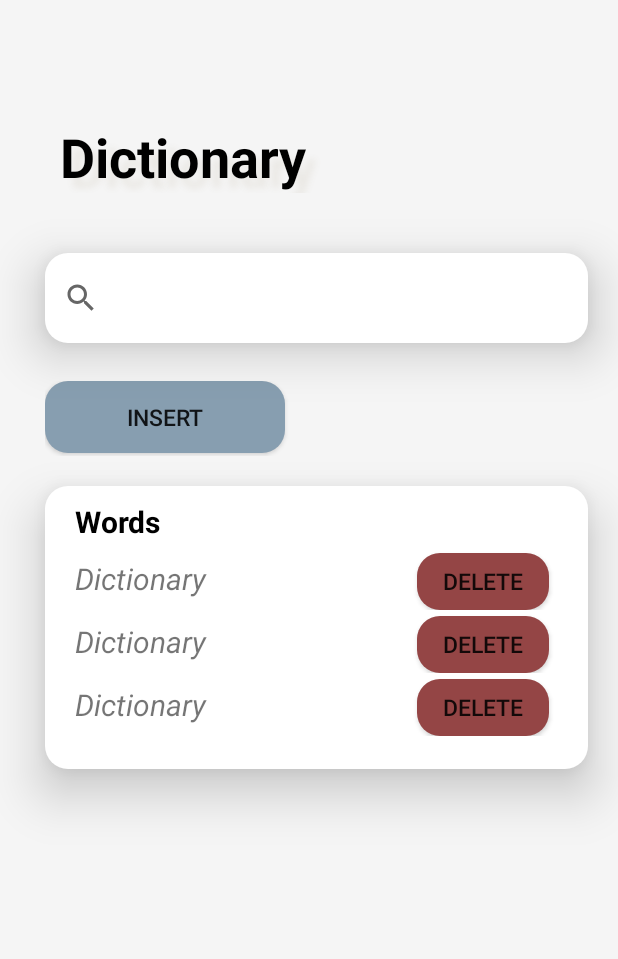
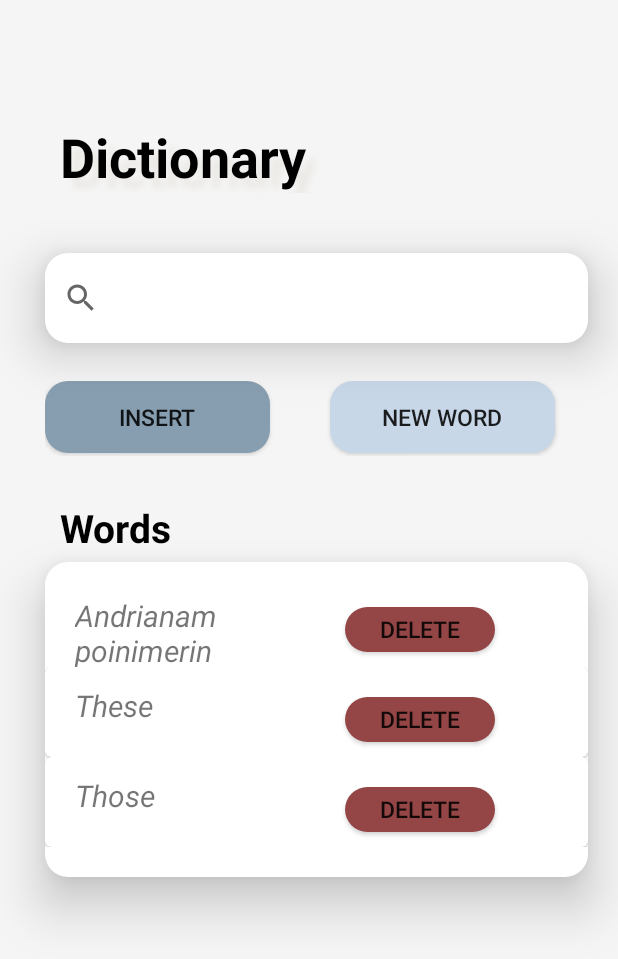
Before and after one commit to aadi1998/Dictionary, an Android app: the screen it shows after launch (MainActivity), on a phone screen of 412 x 824 dp. Shown: the top 959 px of the screen. Run offline under Robolectric (Android 15) with nearby library versions, the phone set to English and light mode, and no system bars.

Commit message:
UI altered. Adaptable Layout using Recyclerview. The view will increase or decrease depending on the size of the WordItem array.

```diff
--- a/app/src/main/java/com/example/dictionary/MainActivity.java
+++ b/app/src/main/java/com/example/dictionary/MainActivity.java
@@ -1,26 +1,47 @@
 package com.example.dictionary;
 
-import androidx.appcompat.app.AppCompatActivity;
 
 import android.content.Intent;
 import android.os.Bundle;
 import android.view.View;
 import android.widget.Button;
 
+import androidx.appcompat.app.AppCompatActivity;
+import androidx.recyclerview.widget.LinearLayoutManager;
+import androidx.recyclerview.widget.RecyclerView;
+
+import java.util.ArrayList;
+
 public class MainActivity extends AppCompatActivity {
 private Button insert;
+    private RecyclerView myRecyclerView;
+    private RecyclerView.Adapter myAdapter;
+    private RecyclerView.LayoutManager myLayoutManager;
+
     @Override
     protected void onCreate(Bundle savedInstanceState) {
         super.onCreate(savedInstanceState);
         setContentView(R.layout.activity_main);
 
-        insert = (Button) findViewById(R.id.insert);
+        insert = findViewById(R.id.insert);
         insert.setOnClickListener(new View.OnClickListener(){
             @Override
             public void onClick(View v){
                 openInsertActivity();
             }
         });
+        ArrayList<WordItem> wordList = new ArrayList<>();
+        wordList.add(new WordItem("Andrianampoinimerina's"));
+        wordList.add(new WordItem("These"));
+        wordList.add(new WordItem("Those"));
+
+        myRecyclerView = findViewById(R.id.recyclerView);
+        myRecyclerView.setHasFixedSize(true);
+        myLayoutManager = new LinearLayoutManager(this);
+        myAdapter = new WordAdapter(wordList);
+
+        myRecyclerView.setLayoutManager(myLayoutManager);
+        myRecyclerView.setAdapter(myAdapter);
     }
 
     public void openInsertActivity(){
--- /dev/null
+++ b/app/src/main/java/com/example/dictionary/WordAdapter.java
@@ -0,0 +1,51 @@
+package com.example.dictionary;
+
+import android.view.LayoutInflater;
+import android.view.View;
+import android.view.ViewGroup;
+import android.widget.TextView;
+
+import androidx.annotation.NonNull;
+import androidx.recyclerview.widget.RecyclerView;
+
+import java.util.ArrayList;
+
+public class WordAdapter extends RecyclerView.Adapter<WordAdapter.WordViewHolder> {
+    private ArrayList<WordItem> myWordList;
+
+    public WordAdapter(ArrayList<WordItem> wordList) {
+
+        myWordList = wordList;
+    }
+
+    @NonNull
+    @Override
+    public WordViewHolder onCreateViewHolder(@NonNull ViewGroup parent, int viewType) {
+        View v = LayoutInflater.from(parent.getContext()).inflate(R.layout.word_items, parent, false);
+        WordViewHolder wvh = new WordViewHolder(v);
+        return wvh;
+    }
+
+    @Override
+    public void onBindViewHolder(@NonNull WordViewHolder holder, int position) {
+        WordItem currentItem = myWordList.get(position);
+
+        holder.myTextView.setText(currentItem.getWord());
+    }
+
+    @Override
+    public int getItemCount() {
+        return myWordList.size();
+    }
+
+    public static class WordViewHolder extends RecyclerView.ViewHolder {
+        public TextView myTextView;
+
+        //public Button myButton;
+        public WordViewHolder(@NonNull View itemView) {
+            super(itemView);
+            myTextView = itemView.findViewById(R.id.aWord);
+//            myTextView = itemView.findViewById(R.id.delete);
+        }
+    }
+}
--- /dev/null
+++ b/app/src/main/java/com/example/dictionary/WordItem.java
@@ -0,0 +1,14 @@
+package com.example.dictionary;
+
+public class WordItem {
+    private String word;
+
+    public WordItem(String word1) {
+        word = word1;
+    }
+
+    public String getWord() {
+        return word;
+    }
+
+}
--- a/app/src/main/res/layout/activity_main.xml
+++ b/app/src/main/res/layout/activity_main.xml
@@ -7,6 +7,7 @@
     android:background="#c4c4c4"
     android:backgroundTint="#F5F5F5"
     android:orientation="vertical"
+    android:scrollbars="vertical"
     tools:context=".MainActivity">
 
 
@@ -19,7 +20,7 @@
         android:layout_marginTop="80dp"
         android:layout_marginEnd="20dp"
         android:ems="10"
-        android:inputType="textPersonName"
+
         android:paddingStart="10dp"
         android:paddingEnd="10dp"
         android:shadowColor="#eae8e4"
@@ -28,7 +29,7 @@
         android:shadowRadius="6"
         android:text="@string/app_name"
         android:textAlignment="textStart"
-        android:textAllCaps="true"
+
         android:textColor="#000"
         android:textSize="36sp"
         android:textStyle="bold" />
@@ -64,7 +65,7 @@
         <!--        Insert Button-->
         <Button
             android:id="@+id/insert"
-            android:layout_width="160dp"
+            android:layout_width="150dp"
             android:layout_height="wrap_content"
             android:background="@drawable/shadow_search"
             android:backgroundTint="#879eb0"
@@ -73,191 +74,56 @@
             android:textSize="15sp" />
 
         <android.widget.Space
-            android:layout_width="30dp"
+            android:layout_width="40dp"
             android:layout_height="50dp" />
 
+        <Button
+            android:id="@+id/newWord"
+            android:layout_width="150dp"
+            android:layout_height="wrap_content"
+            android:background="@drawable/shadow_search"
+            android:backgroundTint="#c7d7e7"
+            android:elevation="20dp"
+            android:text="New Word"
+            android:textSize="15sp" />
 
     </LinearLayout>
 
     <android.widget.Space
         android:layout_width="match_parent"
-        android:layout_height="20dp" />
-    <!--        <Button-->
-    <!--            android:id="@+id/delete"-->
-    <!--            android:layout_width="fill_parent"-->
-    <!--            android:layout_height="wrap_content"-->
-    <!--            android:background="@drawable/shadow_search"-->
-    <!--            android:backgroundTint="#944545"-->
-    <!--            android:clickable="true"-->
-    <!--            android:elevation="200dp"-->
-    <!--            android:text="Delete"-->
-    <!--            android:textSize="15sp" />
-        <!-    <androidx.cardview.widget.CardView-->
+        android:layout_height="30dp" />
 
-    <!--        android:id="@+id/card_view"-->
-    <!--        android:layout_width="match_parent"-->
+    <!--            Words List Header-->
+    <TextView
+        android:id="@+id/info_text"
+        android:layout_width="match_parent"
+        android:layout_height="wrap_content"
+        android:layout_marginStart="20dp"
+        android:layout_marginBottom="5dp"
+        android:paddingStart="20dp"
+        android:paddingEnd="20dp"
+        android:text="Words"
+        android:textAlignment="textStart"
+        android:textColor="#000"
+        android:textSize="26sp"
+        android:textStyle="bold" />
 
-    <!--        android:layout_height="200dp"-->
-
-    <!--        android:layout_marginStart="30dp"-->
-
-    <!--        android:layout_marginLeft="57dp"-->
-    <!--        android:layout_marginEnd="20dp"-->
-    <!--        android:layout_marginRight="57dp"-->
-    <!--        android:background="@drawable/shadow_search"-->
-    <!--        android:backgroundTint="#3E4550"-->
-    <!--        card_view:cardCornerRadius="40dp">-->
-
-    <LinearLayout
+    <androidx.recyclerview.widget.RecyclerView
+        android:id="@+id/recyclerView"
         android:layout_width="match_parent"
         android:layout_height="wrap_content"
         android:layout_marginStart="30dp"
         android:layout_marginLeft="57dp"
         android:layout_marginEnd="20dp"
         android:layout_marginRight="57dp"
-        android:paddingBottom="20dp"
-        android:paddingTop="10dp"
-
         android:background="@drawable/shadow_search"
-
         android:backgroundTint="#ffffff"
         android:elevation="20dp"
-        android:orientation="vertical">
-        <!--    Words List Header-->
-        <TextView
-            android:id="@+id/info_text"
-            android:layout_width="match_parent"
-            android:layout_height="wrap_content"
-
-            android:layout_marginEnd="20dp"
-            android:layout_marginBottom="5dp"
-            android:paddingStart="20dp"
-            android:paddingEnd="20dp"
-            android:text="Words"
-            android:textAlignment="textStart"
-            android:textColor="#000"
-            android:textSize="20sp"
-            android:textStyle="bold" />
+        android:orientation="vertical"
+        android:paddingTop="10dp"
+        android:paddingBottom="20dp">
 
 
-        <LinearLayout
-            android:layout_width="match_parent"
-            android:layout_height="40dp"
-            android:layout_marginBottom="2dp">
-
-            <TextView
-                android:layout_width="wrap_content"
-                android:layout_height="wrap_content"
-
-                android:layout_marginTop="2dp"
-                android:layout_marginEnd="20dp"
-
-                android:paddingStart="20dp"
-                android:paddingEnd="20dp"
-                android:text="@string/app_name"
-                android:textAlignment="textStart"
-                android:textSize="20sp"
-                android:textStyle="italic" />
-
-            <android.widget.Space
-                android:layout_width="60dp"
-                android:layout_height="fill_parent" />
-
-            <Button
-                android:id="@+id/delete1"
-                android:layout_width="wrap_content"
-                android:layout_height="fill_parent"
-                android:layout_marginStart="40dp"
-                android:layout_marginTop="2dp"
-                android:layout_marginEnd="20dp"
-                android:background="@drawable/shadow_search"
-                android:backgroundTint="#944545"
-                android:clickable="true"
-                android:elevation="200dp"
-                android:text="Delete"
-                android:textSize="15sp" />
-
-        </LinearLayout>
-
-        <LinearLayout
-            android:layout_width="match_parent"
-            android:layout_height="40dp"
-            android:layout_marginBottom="2dp">
-
-            <TextView
-                android:layout_width="wrap_content"
-                android:layout_height="wrap_content"
-
-                android:layout_marginTop="2dp"
-                android:layout_marginEnd="20dp"
-
-                android:paddingStart="20dp"
-                android:paddingEnd="20dp"
-                android:text="@string/app_name"
-                android:textAlignment="textStart"
-                android:textSize="20sp"
-                android:textStyle="italic" />
-
-            <android.widget.Space
-                android:layout_width="60dp"
-                android:layout_height="fill_parent" />
-
-            <Button
-                android:id="@+id/delete2"
-                android:layout_width="wrap_content"
-                android:layout_height="fill_parent"
-                android:layout_marginStart="40dp"
-                android:layout_marginTop="2dp"
-                android:layout_marginEnd="20dp"
-                android:background="@drawable/shadow_search"
-                android:backgroundTint="#944545"
-                android:clickable="true"
-                android:elevation="200dp"
-                android:text="Delete"
-                android:textSize="15sp" />
-
-        </LinearLayout>
-
-        <LinearLayout
-            android:layout_width="match_parent"
-            android:layout_height="40dp"
-            android:layout_marginBottom="2dp">
-
-            <TextView
-                android:layout_width="wrap_content"
-                android:layout_height="wrap_content"
-
-                android:layout_marginTop="2dp"
-                android:layout_marginEnd="20dp"
-
-                android:paddingStart="20dp"
-                android:paddingEnd="20dp"
-                android:text="@string/app_name"
-                android:textAlignment="textStart"
-                android:textSize="20sp"
-                android:textStyle="italic" />
-
-            <android.widget.Space
-                android:layout_width="60dp"
-                android:layout_height="fill_parent" />
-
-            <Button
-                android:id="@+id/delete3"
-                android:layout_width="wrap_content"
-                android:layout_height="fill_parent"
-                android:layout_marginStart="40dp"
-                android:layout_marginTop="2dp"
-                android:layout_marginEnd="20dp"
-                android:background="@drawable/shadow_search"
-                android:backgroundTint="#944545"
-                android:clickable="true"
-                android:elevation="200dp"
-                android:text="Delete"
-                android:textSize="15sp" />
-
-        </LinearLayout>
-
-    </LinearLayout>
-    <!--    </androidx.cardview.widget.CardView>-->
+    </androidx.recyclerview.widget.RecyclerView>
 
 </LinearLayout>
--- /dev/null
+++ b/app/src/main/res/layout/word_items.xml
@@ -0,0 +1,49 @@
+<?xml version="1.0" encoding="utf-8"?>
+<com.google.android.material.card.MaterialCardView xmlns:android="http://schemas.android.com/apk/res/android"
+    android:layout_width="match_parent"
+    android:layout_height="wrap_content">
+
+    <LinearLayout
+        android:layout_width="match_parent"
+        android:layout_height="50dp"
+        android:layout_marginStart="20dp"
+        android:layout_marginTop="10dp"
+        android:layout_marginEnd="20dp"
+        android:backgroundTint="#ffffff"
+        android:elevation="20dp"
+        android:scrollbars="vertical">
+
+        <TextView
+            android:id="@+id/aWord"
+            android:layout_width="100dp"
+            android:layout_height="wrap_content"
+            android:layout_marginTop="2dp"
+            android:layout_marginEnd="20dp"
+            android:text="@string/app_name"
+            android:textAlignment="textStart"
+            android:textSize="20sp"
+            android:textStyle="italic" />
+
+        <android.widget.Space
+            android:layout_width="30dp"
+            android:layout_height="match_parent" />
+
+        <Button
+            android:id="@+id/delete"
+            android:layout_width="100dp"
+            android:layout_height="30dp"
+            android:layout_gravity="center"
+            android:layout_marginStart="30dp"
+            android:layout_marginTop="2dp"
+            android:layout_marginBottom="2dp"
+            android:background="@drawable/shadow_search"
+            android:backgroundTint="#944545"
+            android:clickable="true"
+            android:elevation="200dp"
+            android:paddingStart="20dp"
+            android:paddingEnd="20dp"
+            android:text="Delete"
+            android:textSize="15sp" />
+
+    </LinearLayout>
+</com.google.android.material.card.MaterialCardView>
```
Also changed, not shown: 1 other file.
